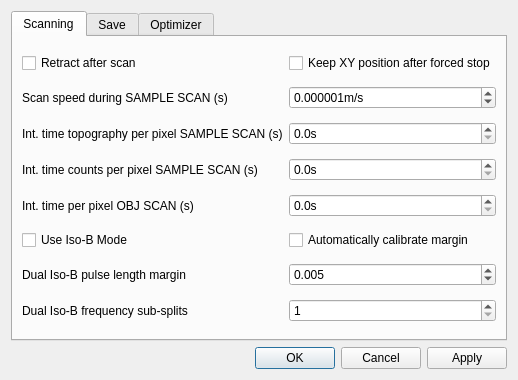
Above: gui/qafm/ui_qafm_settings.ui from sriharijayaram5/qudi before the change. Below: the same form after it.
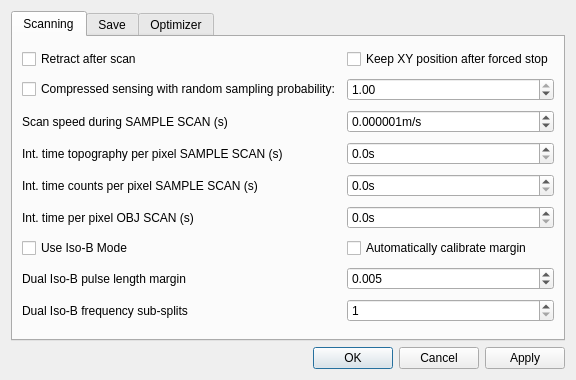
That is the form after the change. The open tabs and pages were chosen to show the change. Custom widgets are drawn as their Qt base class.

Commit message: Added compressed sampling scheme for testing on full PODMR scan and bug fixing keep position after scan stop

What changed in the file:
```diff
--- a/gui/qafm/ui_qafm_settings.ui
+++ b/gui/qafm/ui_qafm_settings.ui
@@ -33,153 +33,57 @@
        <string>Scanning</string>
       </attribute>
       <layout class="QGridLayout" name="gridLayout_2">
-       <item row="3" column="0">
-        <widget class="QLabel" name="label_12">
+       <item row="0" column="0">
+        <widget class="QCheckBox" name="retract_after_scan_checkBox">
          <property name="text">
-          <string>Int. time counts per pixel SAMPLE SCAN (s)</string>
+          <string>Retract after scan</string>
          </property>
         </widget>
        </item>
-       <item row="3" column="1">
-        <widget class="ScienDSpinBox" name="int_time_counts_sample_scan_DoubleSpinBox">
-         <property name="toolTip">
-          <string>&lt;html&gt;&lt;head/&gt;&lt;body&gt;&lt;p&gt;The integration time per pixel for a sample scan. &lt;/p&gt;&lt;/body&gt;&lt;/html&gt;</string>
-         </property>
-         <property name="suffix">
-          <string>s</string>
-         </property>
-         <property name="decimals">
-          <number>1</number>
-         </property>
-         <property name="maximum">
-          <double>20.000000000000000</double>
-         </property>
-         <property name="singleStep">
-          <double>0.100000000000000</double>
-         </property>
-         <property name="value">
-          <double>0.000000000000000</double>
-         </property>
-        </widget>
-       </item>
-       <item row="4" column="1">
-        <widget class="ScienDSpinBox" name="int_time_obj_scan_DoubleSpinBox">
-         <property name="toolTip">
-          <string>&lt;html&gt;&lt;head/&gt;&lt;body&gt;&lt;p&gt;The integration time per pixel for an objective scan. Be aware to choose this number wisely, as it determines your scan speed.&lt;/p&gt;&lt;/body&gt;&lt;/html&gt;</string>
-         </property>
-         <property name="suffix">
-          <string>s</string>
-         </property>
-         <property name="decimals">
-          <number>1</number>
-         </property>
-         <property name="maximum">
-          <double>20.000000000000000</double>
-         </property>
-         <property name="singleStep">
-          <double>0.100000000000000</double>
-         </property>
-         <property name="value">
-          <double>0.000000000000000</double>
-         </property>
-        </widget>
-       </item>
-       <item row="2" column="1">
-        <widget class="ScienDSpinBox" name="int_time_sample_scan_DoubleSpinBox">
-         <property name="toolTip">
-          <string>&lt;html&gt;&lt;head/&gt;&lt;body&gt;&lt;p&gt;The integration time per pixel for a sample scan. &lt;/p&gt;&lt;/body&gt;&lt;/html&gt;</string>
-         </property>
-         <property name="suffix">
-          <string>s</string>
-         </property>
-         <property name="decimals">
-          <number>1</number>
-         </property>
-         <property name="maximum">
-          <double>20.000000000000000</double>
-         </property>
-         <property name="singleStep">
-          <double>0.100000000000000</double>
-         </property>
-         <property name="value">
-          <double>0.000000000000000</double>
+       <item row="0" column="1">
+        <widget class="QCheckBox" name="keep_position_after_forced_stop_checkBox">
+         <property name="text">
+          <string>Keep XY position after forced stop</string>
          </property>
         </widget>
        </item>
        <item row="1" column="0">
+        <widget class="QCheckBox" name="compressed_sensing_checkBox">
+         <property name="text">
+          <string>Compressed sensing with random sampling probability:</string>
+         </property>
+        </widget>
+       </item>
+       <item row="1" column="1">
+        <widget class="ScienDSpinBox" name="compressed_sensing_random_sampling_probability_DoubleSpinBox">
+         <property name="toolTip">
+          <string>&lt;html&gt;&lt;head/&gt;&lt;body&gt;&lt;p&gt;The integration time per pixel for a sample scan. &lt;/p&gt;&lt;/body&gt;&lt;/html&gt;</string>
+         </property>
+         <property name="suffix">
+          <string/>
+         </property>
+         <property name="decimals">
+          <number>2</number>
+         </property>
+         <property name="maximum">
+          <double>1.000000000000000</double>
+         </property>
+         <property name="singleStep">
+          <double>0.100000000000000</double>
+         </property>
+         <property name="value">
+          <double>1.000000000000000</double>
+         </property>
+        </widget>
+       </item>
+       <item row="2" column="0">
         <widget class="QLabel" name="label_2">
          <property name="text">
           <string>Scan speed during SAMPLE SCAN (s)</string>
          </property>
         </widget>
        </item>
-       <item row="7" column="1">
-        <widget class="QSpinBox" name="n_iso_b_n_freq_splits_SpinBox">
-         <property name="toolTip">
-          <string>&lt;html&gt;&lt;head/&gt;&lt;body&gt;&lt;p&gt;The number of frequency sub-splits used per pixel (1= no splitting).  This only applies to n-iso-B measurement types&lt;/p&gt;&lt;/body&gt;&lt;/html&gt;</string>
-         </property>
-         <property name="minimum">
-          <number>1</number>
-         </property>
-         <property name="maximum">
-          <number>100</number>
-         </property>
-        </widget>
-       </item>
-       <item row="4" column="0">
-        <widget class="QLabel" name="label_10">
-         <property name="text">
-          <string>Int. time per pixel OBJ SCAN (s)</string>
-         </property>
-        </widget>
-       </item>
-       <item row="6" column="1">
-        <widget class="QDoubleSpinBox" name="n_iso_b_pulse_margin_DoubleSpinBox">
-         <property name="toolTip">
-          <string>&lt;html&gt;&lt;head/&gt;&lt;body&gt;&lt;p&gt;The fraction of the pixel scan integration time to remain as dead time before the next pixel clock pulse.  This only applies to n-iso-B measurement types&lt;/p&gt;&lt;/body&gt;&lt;/html&gt;</string>
-         </property>
-         <property name="decimals">
-          <number>3</number>
-         </property>
-         <property name="maximum">
-          <double>1.000000000000000</double>
-         </property>
-         <property name="singleStep">
-          <double>0.001000000000000</double>
-         </property>
-         <property name="value">
-          <double>0.005000000000000</double>
-         </property>
-        </widget>
-       </item>
-       <item row="5" column="1">
-        <widget class="QCheckBox" name="iso_b_autocalibrate_CheckBox">
-         <property name="toolTip">
-          <string>&lt;html&gt;&lt;head/&gt;&lt;body&gt;&lt;p&gt;Use autocalibrate option to directly obtain the pixel clock margin.&lt;br/&gt;Using this option, the pixel clock margin will be determined from the quench scan results. To utilize this option, perform a quench scan with the same integration time settings as the proposed dual iso-B scan.&lt;/p&gt;&lt;/body&gt;&lt;/html&gt;</string>
-         </property>
-         <property name="layoutDirection">
-          <enum>Qt::LeftToRight</enum>
-         </property>
-         <property name="text">
-          <string>Automatically calibrate margin</string>
-         </property>
-        </widget>
-       </item>
-       <item row="7" column="0">
-        <widget class="QLabel" name="n_iso_b_n_freq_splits_Label">
-         <property name="text">
-          <string>Dual Iso-B frequency sub-splits</string>
-         </property>
-        </widget>
-       </item>
-       <item row="2" column="0">
-        <widget class="QLabel" name="label_11">
-         <property name="text">
-          <string>Int. time topography per pixel SAMPLE SCAN (s)</string>
-         </property>
-        </widget>
-       </item>
-       <item row="1" column="1">
+       <item row="2" column="1">
         <widget class="ScienDSpinBox" name="idle_move_scan_sample_DoubleSpinBox">
          <property name="toolTip">
           <string>&lt;html&gt;&lt;head/&gt;&lt;body&gt;&lt;p&gt;&lt;span style=&quot; font-size:10pt;&quot;&gt;The speed the sample scanner can take for an idle move, i.e. a move where no measurement is performed. Be careful with speeds greater than 1um/s.&lt;/span&gt;&lt;/p&gt;&lt;/body&gt;&lt;/html&gt;</string>
@@ -201,7 +105,94 @@
          </property>
         </widget>
        </item>
+       <item row="3" column="0">
+        <widget class="QLabel" name="label_11">
+         <property name="text">
+          <string>Int. time topography per pixel SAMPLE SCAN (s)</string>
+         </property>
+        </widget>
+       </item>
+       <item row="3" column="1">
+        <widget class="ScienDSpinBox" name="int_time_sample_scan_DoubleSpinBox">
+         <property name="toolTip">
+          <string>&lt;html&gt;&lt;head/&gt;&lt;body&gt;&lt;p&gt;The integration time per pixel for a sample scan. &lt;/p&gt;&lt;/body&gt;&lt;/html&gt;</string>
+         </property>
+         <property name="suffix">
+          <string>s</string>
+         </property>
+         <property name="decimals">
+          <number>1</number>
+         </property>
+         <property name="maximum">
+          <double>20.000000000000000</double>
+         </property>
+         <property name="singleStep">
+          <double>0.100000000000000</double>
+         </property>
+         <property name="value">
+          <double>0.000000000000000</double>
+         </property>
+        </widget>
+       </item>
+       <item row="4" column="0">
+        <widget class="QLabel" name="label_12">
+         <property name="text">
+          <string>Int. time counts per pixel SAMPLE SCAN (s)</string>
+         </property>
+        </widget>
+       </item>
+       <item row="4" column="1">
+        <widget class="ScienDSpinBox" name="int_time_counts_sample_scan_DoubleSpinBox">
+         <property name="toolTip">
+          <string>&lt;html&gt;&lt;head/&gt;&lt;body&gt;&lt;p&gt;The integration time per pixel for a sample scan. &lt;/p&gt;&lt;/body&gt;&lt;/html&gt;</string>
+         </property>
+         <property name="suffix">
+          <string>s</string>
+         </property>
+         <property name="decimals">
+          <number>1</number>
+         </property>
+         <property name="maximum">
+          <double>20.000000000000000</double>
+         </property>
+         <property name="singleStep">
+          <double>0.100000000000000</double>
+         </property>
+         <property name="value">
+          <double>0.000000000000000</double>
+         </property>
+        </widget>
+       </item>
        <item row="5" column="0">
+        <widget class="QLabel" name="label_10">
+         <property name="text">
+          <string>Int. time per pixel OBJ SCAN (s)</string>
+         </property>
+        </widget>
+       </item>
+       <item row="5" column="1">
+        <widget class="ScienDSpinBox" name="int_time_obj_scan_DoubleSpinBox">
+         <property name="toolTip">
+          <string>&lt;html&gt;&lt;head/&gt;&lt;body&gt;&lt;p&gt;The integration time per pixel for an objective scan. Be aware to choose this number wisely, as it determines your scan speed.&lt;/p&gt;&lt;/body&gt;&lt;/html&gt;</string>
+         </property>
+         <property name="suffix">
+          <string>s</string>
+         </property>
+         <property name="decimals">
+          <number>1</number>
+         </property>
+         <property name="maximum">
+          <double>20.000000000000000</double>
+         </property>
+         <property name="singleStep">
+          <double>0.100000000000000</double>
+         </property>
+         <property name="value">
+          <double>0.000000000000000</double>
+         </property>
+        </widget>
+       </item>
+       <item row="6" column="0">
         <widget class="QCheckBox" name="iso_b_operation_CheckBox">
          <property name="toolTip">
           <string>&lt;html&gt;&lt;head/&gt;&lt;body&gt;&lt;p&gt;Enable 'Iso-B' mode, which will extend the QAFM scan.&lt;br/&gt;In this mode you will be able to set in the main window a MW frequency and the MW gain value to apply an MW signal during the QAFM scan. Ideally, you should have measured an ESR spectrum before, to obtain the proper parameters for MW frequency and MW gain. A suggested selection for the MW frequency is at the FWHM (full-width half-maximum) points of one of the ESR resonance peaks from the nitrogen vacancy (i.e. where the slope is maximal).&lt;/p&gt;&lt;/body&gt;&lt;/html&gt;</string>
@@ -214,24 +205,62 @@
          </property>
         </widget>
        </item>
-       <item row="6" column="0">
+       <item row="6" column="1">
+        <widget class="QCheckBox" name="iso_b_autocalibrate_CheckBox">
+         <property name="toolTip">
+          <string>&lt;html&gt;&lt;head/&gt;&lt;body&gt;&lt;p&gt;Use autocalibrate option to directly obtain the pixel clock margin.&lt;br/&gt;Using this option, the pixel clock margin will be determined from the quench scan results. To utilize this option, perform a quench scan with the same integration time settings as the proposed dual iso-B scan.&lt;/p&gt;&lt;/body&gt;&lt;/html&gt;</string>
+         </property>
+         <property name="layoutDirection">
+          <enum>Qt::LeftToRight</enum>
+         </property>
+         <property name="text">
+          <string>Automatically calibrate margin</string>
+         </property>
+        </widget>
+       </item>
+       <item row="7" column="0">
         <widget class="QLabel" name="n_iso_b_pulse_margin_Label">
          <property name="text">
           <string>Dual Iso-B pulse length margin</string>
          </property>
         </widget>
        </item>
-       <item row="0" column="0">
-        <widget class="QCheckBox" name="retract_after_scan_checkBox">
-         <property name="text">
-          <string>Retract after scan</string>
+       <item row="7" column="1">
+        <widget class="QDoubleSpinBox" name="n_iso_b_pulse_margin_DoubleSpinBox">
+         <property name="toolTip">
+          <string>&lt;html&gt;&lt;head/&gt;&lt;body&gt;&lt;p&gt;The fraction of the pixel scan integration time to remain as dead time before the next pixel clock pulse.  This only applies to n-iso-B measurement types&lt;/p&gt;&lt;/body&gt;&lt;/html&gt;</string>
          </property>
+         <property name="decimals">
+          <number>3</number>
+         </property>
+         <property name="maximum">
+          <double>1.000000000000000</double>
+         </property>
+         <property name="singleStep">
+          <double>0.001000000000000</double>
+         </property>
+         <property name="value">
+          <double>0.005000000000000</double>
+         </property>
         </widget>
        </item>
-       <item row="0" column="1">
-        <widget class="QCheckBox" name="keep_position_after_forced_stop_checkBox">
+       <item row="8" column="0">
+        <widget class="QLabel" name="n_iso_b_n_freq_splits_Label">
          <property name="text">
-          <string>Keep XY position after forced stop</string>
+          <string>Dual Iso-B frequency sub-splits</string>
+         </property>
+        </widget>
+       </item>
+       <item row="8" column="1">
+        <widget class="QSpinBox" name="n_iso_b_n_freq_splits_SpinBox">
+         <property name="toolTip">
+          <string>&lt;html&gt;&lt;head/&gt;&lt;body&gt;&lt;p&gt;The number of frequency sub-splits used per pixel (1= no splitting).  This only applies to n-iso-B measurement types&lt;/p&gt;&lt;/body&gt;&lt;/html&gt;</string>
+         </property>
+         <property name="minimum">
+          <number>1</number>
+         </property>
+         <property name="maximum">
+          <number>100</number>
          </property>
         </widget>
        </item>
```
Left out of the diff: 4 changed lines with no effect on the pictures. The commit also changes 1 other file.
